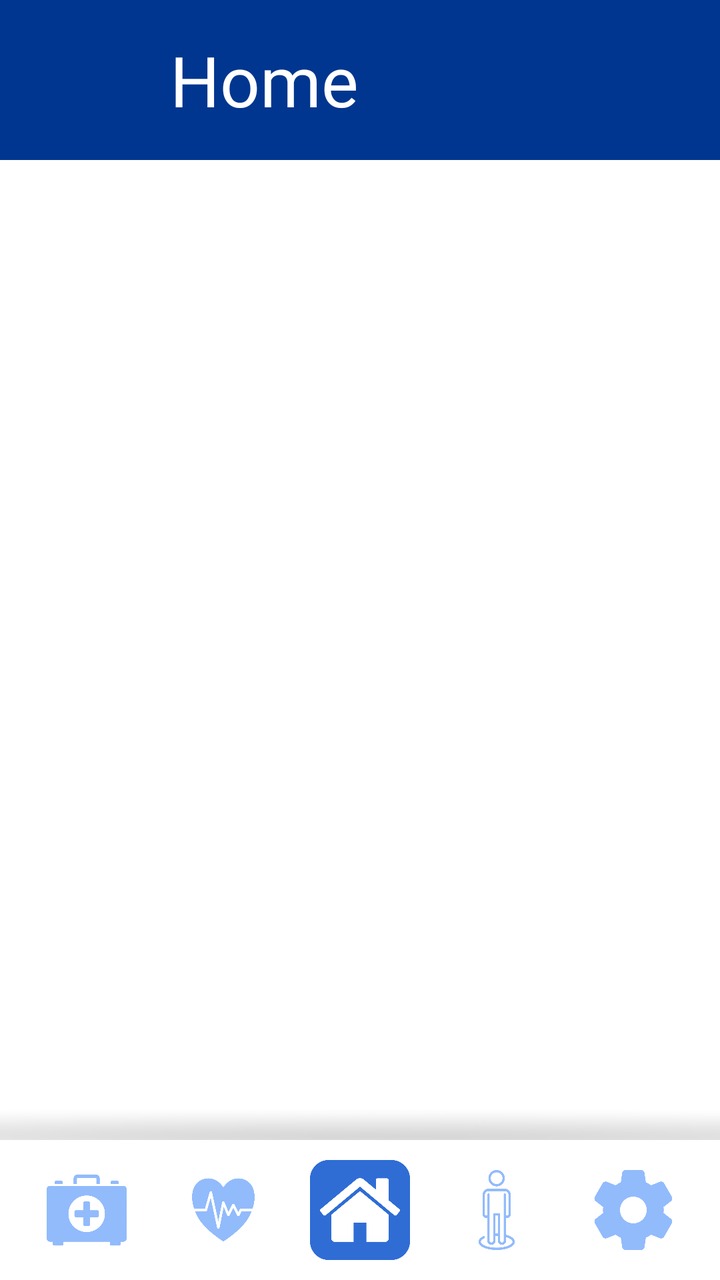
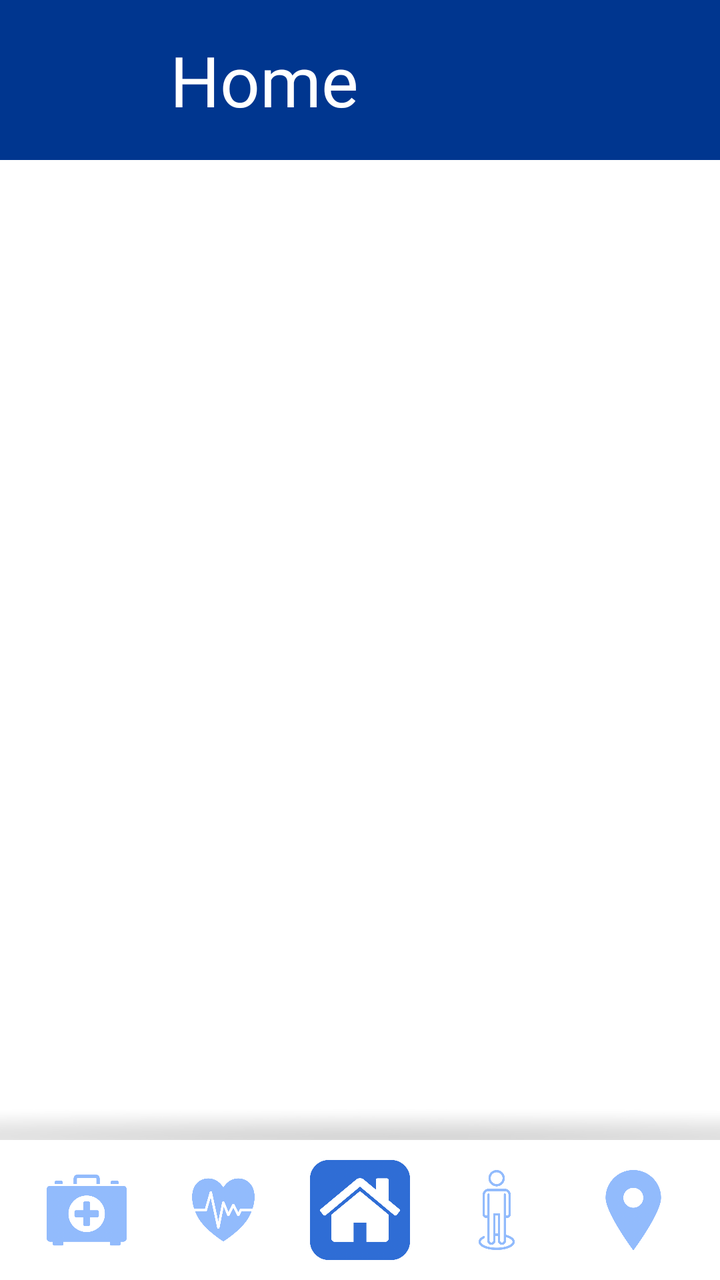

Before-and-after screenshots of an Android layout around one commit, followed by the original layout XML and the change that was made.
<!-- AndroidManifest.xml: application theme Theme.AsilApp -->
<!-- res/layout/home_activity.xml -->
<?xml version="1.0" encoding="utf-8"?>
<FrameLayout xmlns:android="http://schemas.android.com/apk/res/android"
    xmlns:app="http://schemas.android.com/apk/res-auto"
    xmlns:tools="http://schemas.android.com/tools"
    android:background="@color/white"
    android:layout_width="match_parent"
    android:layout_height="match_parent"
    tools:context=".view.home.HomeActivity">

    <LinearLayout
        android:layout_width="match_parent"
        android:layout_height="match_parent"
        android:orientation="vertical">

        <androidx.appcompat.widget.Toolbar
            android:id="@+id/toolBarHome"
            android:layout_width="match_parent"
            android:layout_height="wrap_content"
            android:background="@color/appBarColor"
            android:minHeight="@dimen/abbBarHeight"
            android:elevation="2dp"
            android:pointerIcon="context_menu"
            android:theme="@style/AppTheme.ActionBarTheme">

        <ImageView
            android:id="@+id/toolBarIconHomeActivity"
            android:layout_width="50dp"
            android:layout_height="50dp"
            android:layout_marginLeft="10dp"
            android:layout_gravity="left"
            android:src="@mipmap/ic_launcher_round"/>

            <TextView
                android:id="@+id/homeScreenTextView"
                android:layout_width="match_parent"
                android:layout_height="wrap_content"
                android:layout_marginLeft="25dp"
                android:fontFamily="@font/titillium_web_bold"
                android:text="@string/homeMenuScreen"
                android:textColor="@color/white"
                android:textSize="@dimen/title2FontSize" />
        </androidx.appcompat.widget.Toolbar>


        <androidx.fragment.app.FragmentContainerView
            android:id="@+id/homeContainerView"
            android:layout_width="match_parent"
            android:layout_height="match_parent"
            android:layout_weight="2">
        </androidx.fragment.app.FragmentContainerView>

        <View
            android:id="@+id/view2"
            android:layout_width="match_parent"
            android:layout_height="30dp"
            android:background="@mipmap/shadow_bottom"
            android:alpha="0.2"/>

        <androidx.constraintlayout.widget.ConstraintLayout
            android:layout_width="match_parent"
            android:layout_height="70dp">

            <androidx.constraintlayout.widget.ConstraintLayout
                android:id="@+id/health_box_icon_layout"
                android:layout_width="50dp"
                android:layout_height="50dp"
                android:orientation="horizontal"
                app:layout_constraintBottom_toBottomOf="parent"
                app:layout_constraintEnd_toStartOf="@+id/health_icon_layout"
                app:layout_constraintHorizontal_bias="0.5"
                app:layout_constraintStart_toStartOf="parent"
                app:layout_constraintTop_toTopOf="parent"
                app:layout_constraintVertical_bias="0.5">

                <ImageView
                    android:id="@+id/health_box_icon_bg"
                    android:layout_width="50dp"
                    android:layout_height="50dp"
                    android:src="@mipmap/square_bg"
                    android:visibility="invisible"
                    app:layout_constraintBottom_toBottomOf="parent"
                    app:layout_constraintEnd_toEndOf="parent"
                    app:layout_constraintHorizontal_bias="0.5"
                    app:layout_constraintStart_toStartOf="parent"
                    app:layout_constraintTop_toTopOf="parent"
                    app:layout_constraintVertical_bias="0.5" />

                <ImageView
                    android:id="@+id/health_box_icon"
                    android:layout_width="40dp"
                    android:layout_height="40dp"
                    android:src="@mipmap/health_box_icon"
                    app:layout_constraintBottom_toBottomOf="parent"
                    app:layout_constraintEnd_toEndOf="parent"
                    app:layout_constraintHorizontal_bias="0.5"
                    app:layout_constraintStart_toStartOf="parent"
                    app:layout_constraintTop_toTopOf="parent"
                    app:layout_constraintVertical_bias="0.5" />

            </androidx.constraintlayout.widget.ConstraintLayout>

            <androidx.constraintlayout.widget.ConstraintLayout
                android:id="@+id/health_icon_layout"
                android:layout_width="50dp"
                android:layout_height="50dp"
                android:orientation="horizontal"
                app:layout_constraintBottom_toBottomOf="parent"
                app:layout_constraintEnd_toStartOf="@+id/home_icon_layout"
                app:layout_constraintHorizontal_bias="0.5"
                app:layout_constraintStart_toEndOf="@+id/health_box_icon_layout"
                app:layout_constraintTop_toTopOf="parent"
                app:layout_constraintVertical_bias="0.5">

                <ImageView
                    android:id="@+id/health_icon_bg"
                    android:layout_width="50dp"
                    android:layout_height="50dp"
                    android:src="@mipmap/square_bg"
                    android:visibility="invisible"
                    app:layout_constraintBottom_toBottomOf="parent"
                    app:layout_constraintEnd_toEndOf="parent"
                    app:layout_constraintHorizontal_bias="0.5"
                    app:layout_constraintStart_toStartOf="parent"
                    app:layout_constraintTop_toTopOf="parent"
                    app:layout_constraintVertical_bias="0.5" />

                <ImageView
                    android:id="@+id/health_icon"
                    android:layout_width="40dp"
                    android:layout_height="40dp"
                    android:src="@mipmap/hearth_icon"
                    app:layout_constraintBottom_toBottomOf="parent"
                    app:layout_constraintEnd_toEndOf="parent"
                    app:layout_constraintHorizontal_bias="0.5"
                    app:layout_constraintStart_toStartOf="parent"
                    app:layout_constraintTop_toTopOf="parent"
                    app:layout_constraintVertical_bias="0.5" />

            </androidx.constraintlayout.widget.ConstraintLayout>

            <androidx.constraintlayout.widget.ConstraintLayout
                android:id="@+id/home_icon_layout"
                android:layout_width="50dp"
                android:layout_height="50dp"
                android:orientation="horizontal"
                app:layout_constraintBottom_toBottomOf="parent"
                app:layout_constraintEnd_toStartOf="@+id/user_icon_layout"
                app:layout_constraintHorizontal_bias="0.5"
                app:layout_constraintStart_toEndOf="@+id/health_icon_layout"
                app:layout_constraintTop_toTopOf="parent"
                app:layout_constraintVertical_bias="0.5">

                <ImageView
                    android:id="@+id/home_icon_bg"
                    android:layout_width="50dp"
                    android:layout_height="50dp"
                    android:src="@mipmap/square_bg"
                    android:visibility="visible"
                    app:layout_constraintBottom_toBottomOf="parent"
                    app:layout_constraintEnd_toEndOf="parent"
                    app:layout_constraintHorizontal_bias="0.5"
                    app:layout_constraintStart_toStartOf="parent"
                    app:layout_constraintTop_toTopOf="parent"
                    app:layout_constraintVertical_bias="0.5" />

                <ImageView
                    android:id="@+id/home_icon"
                    android:layout_width="40dp"
                    android:layout_height="40dp"
                    android:src="@mipmap/home_icon_active"
                    app:layout_constraintBottom_toBottomOf="parent"
                    app:layout_constraintEnd_toEndOf="parent"
                    app:layout_constraintHorizontal_bias="0.5"
                    app:layout_constraintStart_toStartOf="parent"
                    app:layout_constraintTop_toTopOf="parent"
                    app:layout_constraintVertical_bias="0.5" />

            </androidx.constraintlayout.widget.ConstraintLayout>

            <androidx.constraintlayout.widget.ConstraintLayout
                android:id="@+id/user_icon_layout"
                android:layout_width="50dp"
                android:layout_height="50dp"
                android:orientation="horizontal"
                app:layout_constraintBottom_toBottomOf="parent"
                app:layout_constraintEnd_toStartOf="@+id/settings_icon_layout"
                app:layout_constraintHorizontal_bias="0.5"
                app:layout_constraintStart_toEndOf="@+id/home_icon_layout"
                app:layout_constraintTop_toTopOf="parent"
                app:layout_constraintVertical_bias="0.5">

                <ImageView
                    android:id="@+id/user_icon_bg"
                    android:layout_width="50dp"
                    android:layout_height="50dp"
                    android:src="@mipmap/square_bg"
                    android:visibility="invisible"
                    app:layout_constraintBottom_toBottomOf="parent"
                    app:layout_constraintEnd_toEndOf="parent"
                    app:layout_constraintHorizontal_bias="0.5"
                    app:layout_constraintStart_toStartOf="parent"
                    app:layout_constraintTop_toTopOf="parent"
                    app:layout_constraintVertical_bias="0.5" />

                <ImageView
                    android:id="@+id/user_icon"
                    android:layout_width="40dp"
                    android:layout_height="40dp"
                    android:src="@mipmap/user_icon"
                    app:layout_constraintBottom_toBottomOf="parent"
                    app:layout_constraintEnd_toEndOf="parent"
                    app:layout_constraintHorizontal_bias="0.5"
                    app:layout_constraintStart_toStartOf="parent"
                    app:layout_constraintTop_toTopOf="parent"
                    app:layout_constraintVertical_bias="0.5" />

            </androidx.constraintlayout.widget.ConstraintLayout>

            <androidx.constraintlayout.widget.ConstraintLayout
                android:id="@+id/settings_icon_layout"
                android:layout_width="50dp"
                android:layout_height="50dp"
                android:orientation="horizontal"
                app:layout_constraintBottom_toBottomOf="parent"
                app:layout_constraintEnd_toEndOf="parent"
                app:layout_constraintHorizontal_bias="0.5"
                app:layout_constraintStart_toEndOf="@+id/user_icon_layout"
                app:layout_constraintTop_toTopOf="parent"
                app:layout_constraintVertical_bias="0.5">

                <ImageView
                    android:id="@+id/settings_icon_bg"
                    android:layout_width="50dp"
                    android:layout_height="50dp"
                    android:src="@mipmap/square_bg"
                    android:visibility="invisible"
                    app:layout_constraintBottom_toBottomOf="parent"
                    app:layout_constraintEnd_toEndOf="parent"
                    app:layout_constraintHorizontal_bias="0.5"
                    app:layout_constraintStart_toStartOf="parent"
                    app:layout_constraintTop_toTopOf="parent"
                    app:layout_constraintVertical_bias="0.5" />

                <ImageView
                    android:id="@+id/settings_icon"
                    android:layout_width="40dp"
                    android:layout_height="40dp"
                    android:src="@mipmap/settings_icon"
                    app:layout_constraintBottom_toBottomOf="parent"
                    app:layout_constraintEnd_toEndOf="parent"
                    app:layout_constraintHorizontal_bias="0.5"
                    app:layout_constraintStart_toStartOf="parent"
                    app:layout_constraintTop_toTopOf="parent"
                    app:layout_constraintVertical_bias="0.5" />

            </androidx.constraintlayout.widget.ConstraintLayout>


        </androidx.constraintlayout.widget.ConstraintLayout>


    </LinearLayout>
    <ProgressBar
        android:id="@+id/homeActivityProgressBar"
        android:layout_width="@dimen/progressBarDim"
        android:layout_height="@dimen/progressBarDim"
        android:layout_centerInParent="true"
        android:layout_gravity="center"
        android:layout_marginTop="@dimen/marginBetweenInputs"
        android:outlineAmbientShadowColor="#853737"
        android:indeterminateTint="@color/appMainColor"
        android:visibility="gone"/>

</FrameLayout>
<!-- resources referenced by this layout -->
<resources>
  <color name="appBarColor">#00368f</color>
  <color name="appMainColor">#2f6dd5</color>
  <color name="white">#FFFFFFFF</color>
  <dimen name="abbBarHeight">80dp</dimen>
  <dimen name="marginBetweenInputs">20dp</dimen>
  <dimen name="progressBarDim">70dp</dimen>
  <dimen name="title2FontSize">35dp</dimen>
  <!-- mipmap health_box_icon: png bitmap (mipmap-hdpi, 22184 bytes) -->
  <!-- mipmap hearth_icon: png bitmap (mipmap-hdpi, 34110 bytes) -->
  <!-- mipmap home_icon_active: png bitmap (mipmap-hdpi, 13312 bytes) -->
  <!-- mipmap ic_launcher_round (mipmap-anydpi-v26) -->
  <?xml version="1.0" encoding="utf-8"?>
  <adaptive-icon xmlns:android="http://schemas.android.com/apk/res/android">
      <background android:drawable="@color/ic_launcher_background"/>
      <foreground android:drawable="@mipmap/ic_launcher_foreground"/>
  </adaptive-icon>
  <!-- mipmap settings_icon: png bitmap (mipmap-hdpi, 35518 bytes) -->
  <!-- mipmap shadow_bottom: png bitmap (mipmap-hdpi, 188272 bytes) -->
  <!-- mipmap square_bg: png bitmap (mipmap-hdpi, 12300 bytes) -->
  <!-- mipmap user_icon: png bitmap (mipmap-hdpi, 14892 bytes) -->
  <string name="homeMenuScreen">Home</string>
  <style name="AppTheme.ActionBarTheme" parent="@style/ThemeOverlay.AppCompat.ActionBar">
          <item name="actionOverflowButtonStyle">@style/actionOverflowButtonStyle</item> 
      </style>
  <style name="Theme.AsilApp" parent="Base.Theme.AsilApp" />
  <color name="ic_launcher_background">#FFFFFF</color>
  <style name="actionOverflowButtonStyle" parent="@style/Widget.AppCompat.ActionButton.Overflow">
          <item name="android:tint">@color/white</item>
      </style>
  <style name="Base.Theme.AsilApp" parent="Theme.Material3.DayNight.NoActionBar">
  
      </style>
</resources>

<!-- the commit's change to res/layout/home_activity.xml (unified diff, before → after) -->
@@ -183,7 +183,7 @@
                 android:layout_height="50dp"
                 android:orientation="horizontal"
                 app:layout_constraintBottom_toBottomOf="parent"
-                app:layout_constraintEnd_toStartOf="@+id/settings_icon_layout"
+                app:layout_constraintEnd_toStartOf="@+id/position_icon_layout"
                 app:layout_constraintHorizontal_bias="0.5"
                 app:layout_constraintStart_toEndOf="@+id/home_icon_layout"
                 app:layout_constraintTop_toTopOf="parent"
@@ -217,7 +217,7 @@
             </androidx.constraintlayout.widget.ConstraintLayout>
 
             <androidx.constraintlayout.widget.ConstraintLayout
-                android:id="@+id/settings_icon_layout"
+                android:id="@+id/position_icon_layout"
                 android:layout_width="50dp"
                 android:layout_height="50dp"
                 android:orientation="horizontal"
@@ -229,23 +229,23 @@
                 app:layout_constraintVertical_bias="0.5">
 
                 <ImageView
-                    android:id="@+id/settings_icon_bg"
-                    android:layout_width="50dp"
-                    android:layout_height="50dp"
-                    android:src="@mipmap/square_bg"
-                    android:visibility="invisible"
-                    app:layout_constraintBottom_toBottomOf="parent"
-                    app:layout_constraintEnd_toEndOf="parent"
-                    app:layout_constraintHorizontal_bias="0.5"
-                    app:layout_constraintStart_toStartOf="parent"
-                    app:layout_constraintTop_toTopOf="parent"
-                    app:layout_constraintVertical_bias="0.5" />
-
-                <ImageView
-                    android:id="@+id/settings_icon"
-                    android:layout_width="40dp"
-                    android:layout_height="40dp"
-                    android:src="@mipmap/settings_icon"
+                    android:id="@+id/position_icon_bg"
+                    android:layout_width="50dp"
+                    android:layout_height="50dp"
+                    android:src="@mipmap/square_bg"
+                    android:visibility="invisible"
+                    app:layout_constraintBottom_toBottomOf="parent"
+                    app:layout_constraintEnd_toEndOf="parent"
+                    app:layout_constraintHorizontal_bias="0.5"
+                    app:layout_constraintStart_toStartOf="parent"
+                    app:layout_constraintTop_toTopOf="parent"
+                    app:layout_constraintVertical_bias="0.5" />
+
+                <ImageView
+                    android:id="@+id/position_icon"
+                    android:layout_width="40dp"
+                    android:layout_height="40dp"
+                    android:src="@mipmap/location_icon"
                     app:layout_constraintBottom_toBottomOf="parent"
                     app:layout_constraintEnd_toEndOf="parent"
                     app:layout_constraintHorizontal_bias="0.5"
<!-- resource entries referenced after the edit -->
@@ -16,7 +16,7 @@
       <background android:drawable="@color/ic_launcher_background"/>
       <foreground android:drawable="@mipmap/ic_launcher_foreground"/>
   </adaptive-icon>
-  <!-- mipmap settings_icon: png bitmap (mipmap-hdpi, 35518 bytes) -->
+  <!-- mipmap location_icon: png bitmap (mipmap-hdpi, 29127 bytes) -->
   <!-- mipmap shadow_bottom: png bitmap (mipmap-hdpi, 188272 bytes) -->
   <!-- mipmap square_bg: png bitmap (mipmap-hdpi, 12300 bytes) -->
   <!-- mipmap user_icon: png bitmap (mipmap-hdpi, 14892 bytes) -->
